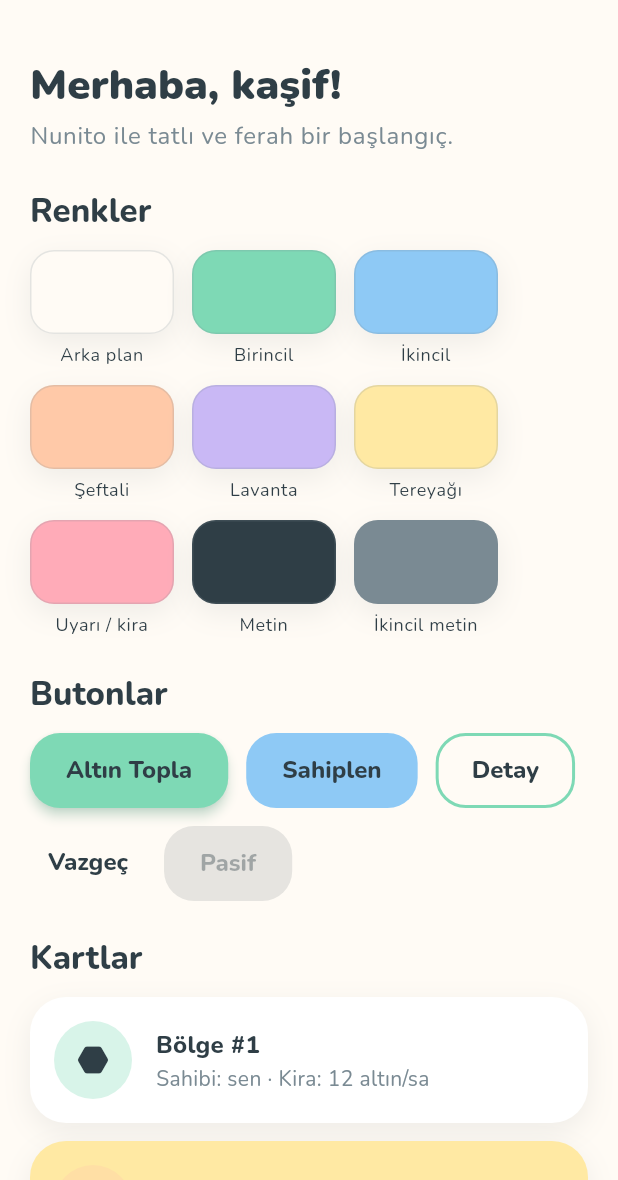
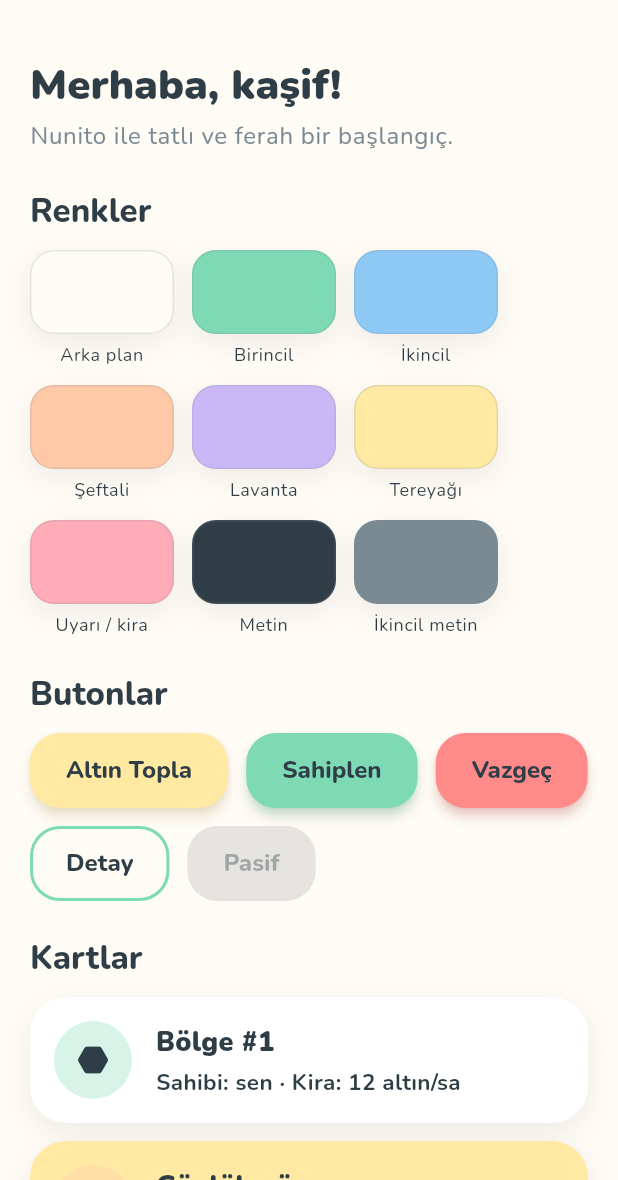
Before and after one commit to yagizbayazit912-rgb/Catch_me_version2, a Flutter app: the screen it shows after launch, on a phone screen of 412 x 824 dp, the part 56-1236 px from its top. Run offline on Flutter 3.47's test engine with Material 3 defaults, Android fonts, the phone set to English and light mode, and no system bars.

Commit message:
adim-0.2: buton renkleri (sari/yesil/kirmizi) ve kart yazi okunurlugu
Co-Authored-By: Claude Sonnet 5.5 <noreply@anthropic.com>

```diff
--- a/lib/core/theme/app_colors.dart
+++ b/lib/core/theme/app_colors.dart
@@ -9,7 +9,8 @@ abstract final class AppColors {
   static const accentLavender = Color(0xFFC9B8F5); // Lavanta
   static const accentButter = Color(0xFFFFE9A3); // Tereyağı sarısı
   static const warning = Color(0xFFFFABB8); // Pudra pembe (uyarı / kira)
-  static const text = Color(0xFF2F3E46); // Koyu deniz grisi
+  static const danger = Color(0xFFFF8A8A); // Yumuşak kırmızı (vazgeç/iptal)
+  static const text =Color(0xFF2F3E46); // Koyu deniz grisi
   static const textSecondary = Color(0xFF7A8A93); // Yumuşak gri
 
   static const surface = Color(0xFFFFFFFF);
--- a/lib/core/theme/app_theme.dart
+++ b/lib/core/theme/app_theme.dart
@@ -20,6 +20,31 @@ abstract final class AppTheme {
 
   /// Kartlar/paneller için ortak yumuşak gölge.
   static List<BoxShadow> get softShadow => [_softShadow];
+
+  static ButtonStyle _toned(Color color) => ElevatedButton.styleFrom(
+        backgroundColor: color,
+        foregroundColor: AppColors.text,
+        elevation: 3,
+        shadowColor: color.withValues(alpha: 0.6),
+        padding: const EdgeInsets.symmetric(horizontal: 24, vertical: 14),
+        shape: RoundedRectangleBorder(
+          borderRadius: BorderRadius.circular(AppRadii.button),
+        ),
+        textStyle: const TextStyle(
+          fontFamily: fontFamily,
+          fontWeight: FontWeight.w800,
+          fontSize: 16,
+        ),
+      );
+
+  /// Altın toplama: sarı.
+  static ButtonStyle get goldButton => _toned(AppColors.accentButter);
+
+  /// Sahiplen / onayla: yeşil.
+  static ButtonStyle get confirmButton => _toned(AppColors.primary);
+
+  /// Vazgeç / iptal: kırmızı.
+  static ButtonStyle get cancelButton => _toned(AppColors.danger);
 
   static ThemeData light() {
     final scheme = ColorScheme.fromSeed(
--- a/lib/features/theme_demo/theme_demo_screen.dart
+++ b/lib/features/theme_demo/theme_demo_screen.dart
@@ -47,10 +47,19 @@ class ThemeDemoScreen extends StatelessWidget {
             spacing: 12,
             runSpacing: 12,
             children: [
-              ElevatedButton(onPressed: () {}, child: const Text('Altın Topla')),
-              FilledButton(onPressed: () {}, child: const Text('Sahiplen')),
+              ElevatedButton(
+                  style: AppTheme.goldButton,
+                  onPressed: () {},
+                  child: const Text('Altın Topla')),
+              ElevatedButton(
+                  style: AppTheme.confirmButton,
+                  onPressed: () {},
+                  child: const Text('Sahiplen')),
+              ElevatedButton(
+                  style: AppTheme.cancelButton,
+                  onPressed: () {},
+                  child: const Text('Vazgeç')),
               OutlinedButton(onPressed: () {}, child: const Text('Detay')),
-              TextButton(onPressed: () {}, child: const Text('Vazgeç')),
               const ElevatedButton(onPressed: null, child: Text('Pasif')),
             ],
           ),
@@ -73,7 +82,7 @@ class ThemeDemoScreen extends StatelessWidget {
           ),
           const SizedBox(height: 12),
           _DemoCard(
-            color: AppColors.warning.withValues(alpha: 0.35),
+            color: AppColors.warning.withValues(alpha: 0.6),
             title: 'Kira vakti!',
             subtitle: 'Bir bölgenin kirası yaklaşıyor',
             icon: Icons.notifications_rounded,
@@ -180,11 +189,14 @@ class _DemoCard extends StatelessWidget {
               crossAxisAlignment: CrossAxisAlignment.start,
               children: [
                 Text(title,
-                    style: text.titleMedium
-                        ?.copyWith(fontWeight: FontWeight.w800)),
+                    style: text.titleMedium?.copyWith(
+                        fontWeight: FontWeight.w900, fontSize: 18)),
+                const SizedBox(height: 2),
                 Text(subtitle,
-                    style: text.bodyMedium
-                        ?.copyWith(color: AppColors.textSecondary)),
+                    style: text.bodyMedium?.copyWith(
+                        color: AppColors.text,
+                        fontWeight: FontWeight.w700,
+                        fontSize: 15)),
               ],
             ),
           ),
```
